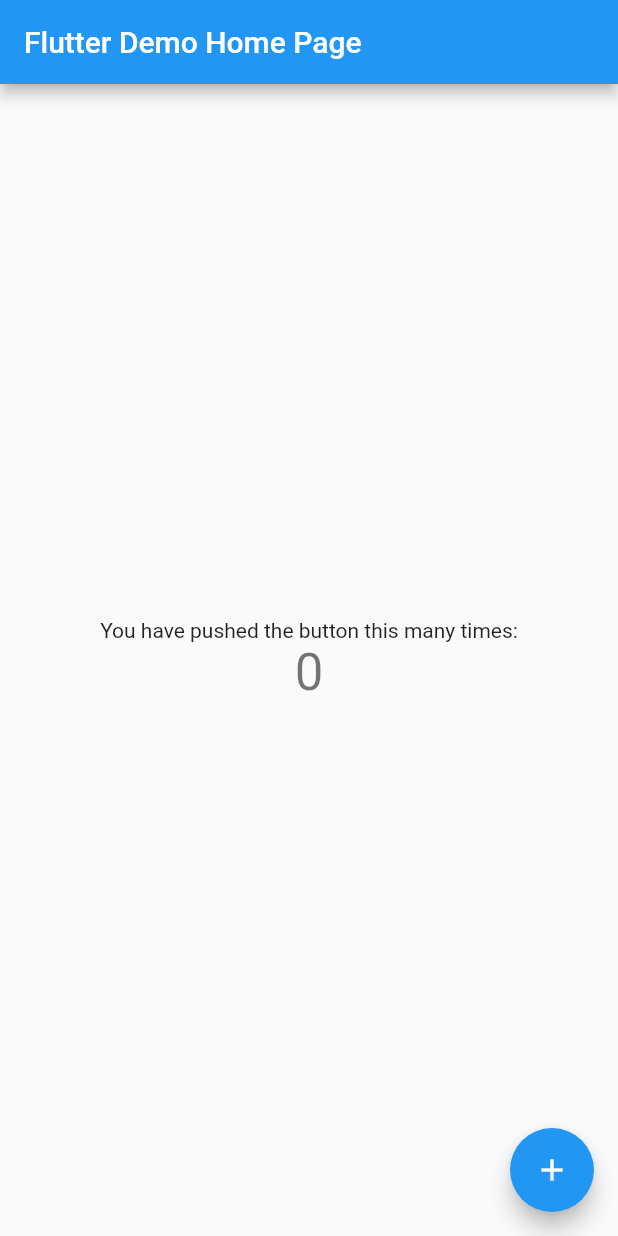
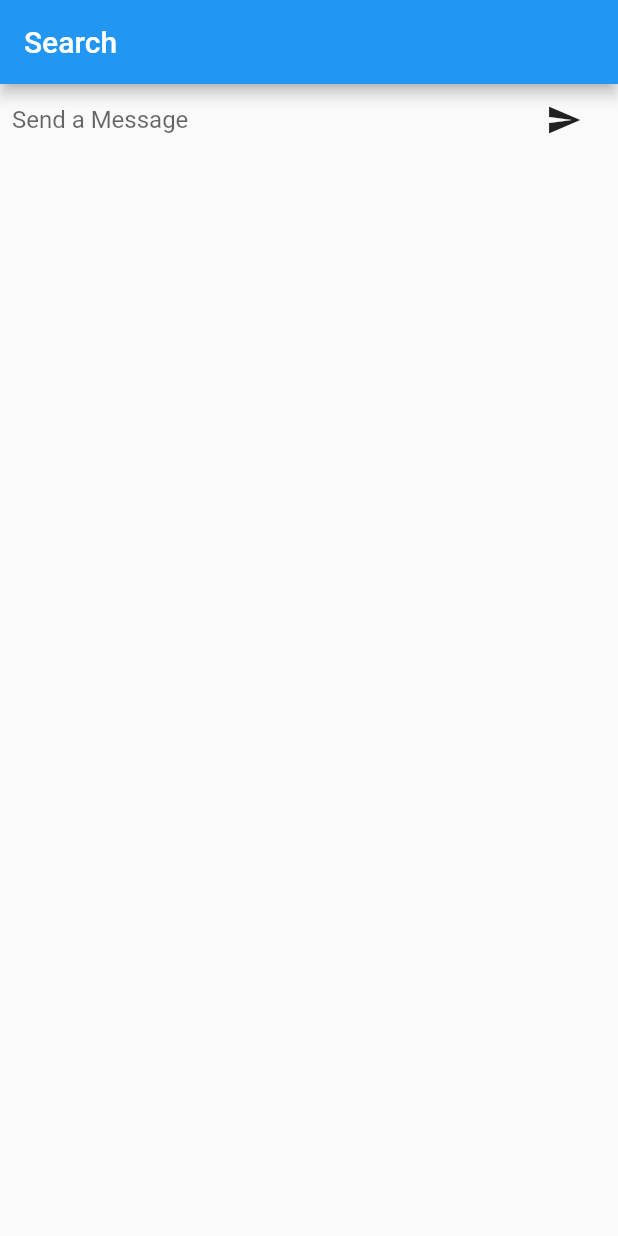
Before and after one commit to Y-Joo/YouCook, a Flutter app: the screen it shows after launch, on a phone screen of 412 x 824 dp. Run offline on Flutter 3.47's test engine with Material 2 defaults, Android fonts, the phone set to English and light mode, and no system bars.

Commit message:
input text

```diff
--- a/front/lib/main.dart
+++ b/front/lib/main.dart
@@ -1,113 +1,67 @@
 import 'package:flutter/material.dart';
 
 void main() {
-  runApp(MyApp());
+  runApp(HomeApp());
 }
 
-class MyApp extends StatelessWidget {
-  // This widget is the root of your application.
+class HomeApp extends StatelessWidget {
   @override
   Widget build(BuildContext context) {
     return MaterialApp(
       title: 'Flutter Demo',
-      theme: ThemeData(
-        // This is the theme of your application.
-        //
-        // Try running your application with "flutter run". You'll see the
-        // application has a blue toolbar. Then, without quitting the app, try
-        // changing the primarySwatch below to Colors.green and then invoke
-        // "hot reload" (press "r" in the console where you ran "flutter run",
-        // or simply save your changes to "hot reload" in a Flutter IDE).
-        // Notice that the counter didn't reset back to zero; the application
-        // is not restarted.
-        primarySwatch: Colors.blue,
-      ),
-      home: MyHomePage(title: 'Flutter Demo Home Page'),
+      home: Search(),
     );
   }
+
 }
 
-class MyHomePage extends StatefulWidget {
-  MyHomePage({Key? key, required this.title}) : super(key: key);
+class Search extends StatefulWidget {
+  @override
+  State createState() => SearchState();
 
-  // This widget is the home page of your application. It is stateful, meaning
-  // that it has a State object (defined below) that contains fields that affect
-  // how it looks.
-
-  // This class is the configuration for the state. It holds the values (in this
-  // case the title) provided by the parent (in this case the App widget) and
-  // used by the build method of the State. Fields in a Widget subclass are
-  // always marked "final".
-
-  final String title;
-
-  @override
-  _MyHomePageState createState() => _MyHomePageState();
 }
 
-class _MyHomePageState extends State<MyHomePage> {
-  int _counter = 0;
+class SearchState extends State<Search> {
 
-  void _incrementCounter() {
-    setState(() {
-      // This call to setState tells the Flutter framework that something has
-      // changed in this State, which causes it to rerun the build method below
-      // so that the display can reflect the updated values. If we changed
-      // _counter without calling setState(), then the build method would not be
-      // called again, and so nothing would appear to happen.
-      _counter++;
-    });
-  }
+  final TextEditingController _textController = new TextEditingController();
 
   @override
   Widget build(BuildContext context) {
-    // This method is rerun every time setState is called, for instance as done
-    // by the _incrementCounter method above.
-    //
-    // The Flutter framework has been optimized to make rerunning build methods
-    // fast, so that you can just rebuild anything that needs updating rather
-    // than having to individually change instances of widgets.
     return Scaffold(
       appBar: AppBar(
-        // Here we take the value from the MyHomePage object that was created by
-        // the App.build method, and use it to set our appbar title.
-        title: Text(widget.title),
+        title: Text('Search'),
       ),
-      body: Center(
-        // Center is a layout widget. It takes a single child and positions it
-        // in the middle of the parent.
-        child: Column(
-          // Column is also a layout widget. It takes a list of children and
-          // arranges them vertically. By default, it sizes itself to fit its
-          // children horizontally, and tries to be as tall as its parent.
-          //
-          // Invoke "debug painting" (press "p" in the console, choose the
-          // "Toggle Debug Paint" action from the Flutter Inspector in Android
-          // Studio, or the "Toggle Debug Paint" command in Visual Studio Code)
-          // to see the wireframe for each widget.
-          //
-          // Column has various properties to control how it sizes itself and
-          // how it positions its children. Here we use mainAxisAlignment to
-          // center the children vertically; the main axis here is the vertical
-          // axis because Columns are vertical (the cross axis would be
-          // horizontal).
-          mainAxisAlignment: MainAxisAlignment.center,
-          children: <Widget>[
-            Text(
-              'You have pushed the button this many times:',
-            ),
-            Text(
-              '$_counter',
-              style: Theme.of(context).textTheme.headline4,
-            ),
-          ],
-        ),
-      ),
-      floatingActionButton: FloatingActionButton(
-        onPressed: _incrementCounter,
-        tooltip: 'Increment',
-        child: Icon(Icons.add),
-      ), // This trailing comma makes auto-formatting nicer for build methods.
+      body: _buildTextComposer(),
     );
   }
+
+  Widget _buildTextComposer() {
+    return Container(
+      margin: const EdgeInsets.symmetric(horizontal: 8.0),
+      child: Row(
+        children: <Widget>[
+          Flexible(
+            child: TextField(
+              controller: _textController,
+              onSubmitted: _handleSubmitted,
+              decoration: new InputDecoration.collapsed(hintText: 'Send a Message'),
+            ),
+          ),
+          Container(
+            margin: const EdgeInsets.symmetric(horizontal: 4.0),
+            child: IconButton(
+              icon: Icon(Icons.send),
+              onPressed: () => _handleSubmitted(_textController.text),
+            ),
+          ),
+        ],
+      ),
+
+    );
+  }
+
+  void _handleSubmitted(String text) {
+    _textController.clear();
+  }
+
 }
```
Also changed, not shown: 1 other file.
